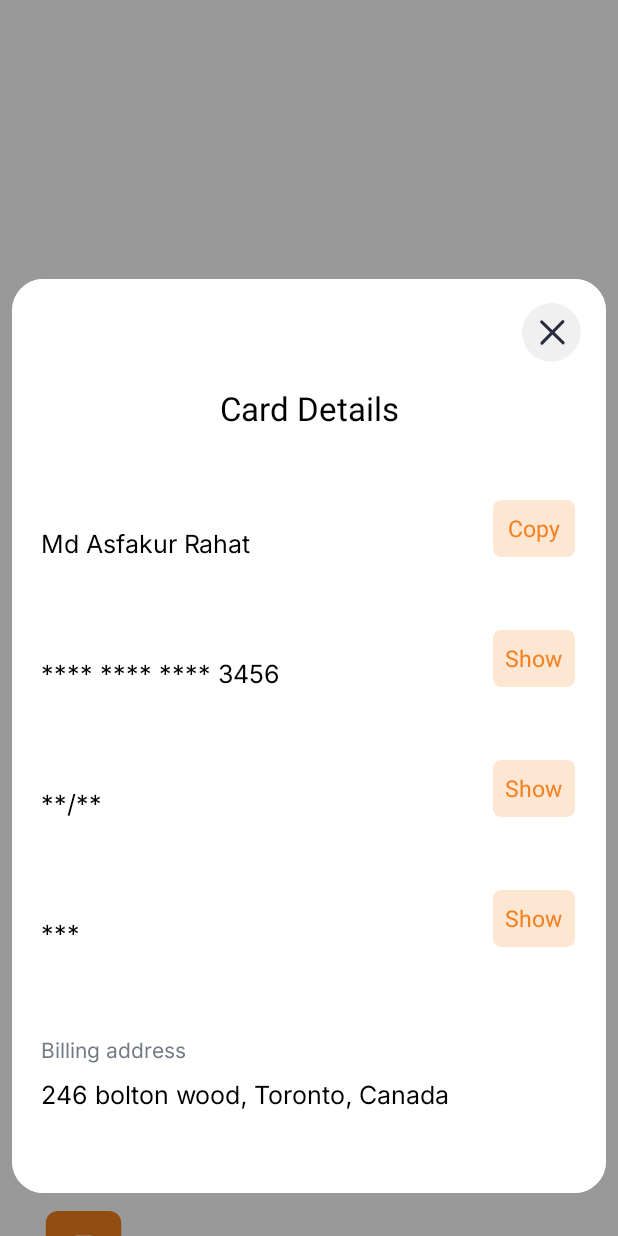
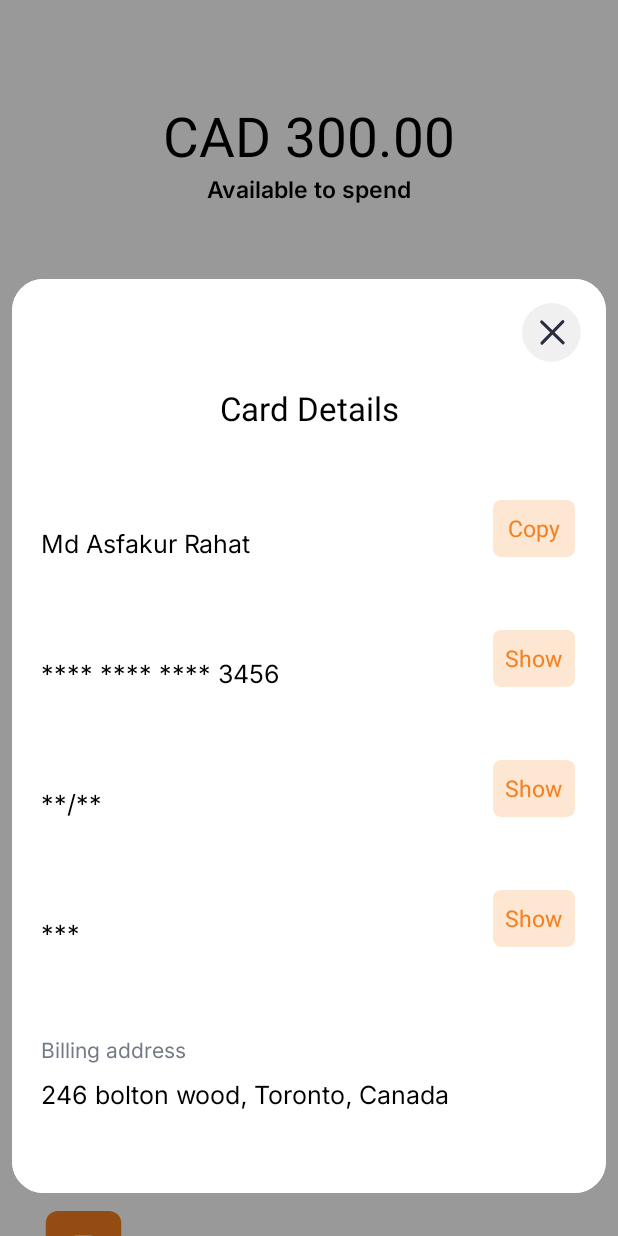
Before and after one commit to asfakur-rahat/Practice, an Android app: the CardsFragment screen opened through its navigation route, after a tap on an icon or button, on a phone screen of 412 x 824 dp. Run offline under Robolectric (Android 15) with nearby library versions, the phone set to English and light mode, and no system bars; our stand-ins replace sdp/ssp sizes; libraries missing offline, so code that uses them is left out: org.imaginativeworld.whynotimagecarousel; plain views replace ImageCarousel; Roboto replaces fonts that are not available here; 6 statements that could not run were skipped.

Commit message:
Add Card Page with carousel + popUpView

```diff
--- a/app/src/main/res/layout/fragment_cards.xml
+++ b/app/src/main/res/layout/fragment_cards.xml
@@ -15,6 +15,24 @@
         <androidx.constraintlayout.widget.ConstraintLayout
             android:layout_width="match_parent"
             android:layout_height="match_parent">
+            <com.google.android.material.textview.MaterialTextView
+                android:id="@+id/tv_balance"
+                android:layout_width="wrap_content"
+                android:layout_height="wrap_content"
+                style="@style/ubuntu_bold_36"
+                android:layout_marginTop="@dimen/_50sdp"
+                app:layout_constraintTop_toTopOf="parent"
+                app:layout_constraintStart_toStartOf="parent"
+                app:layout_constraintEnd_toEndOf="parent"
+                android:text="CAD 300.00"/>
+            <com.google.android.material.textview.MaterialTextView
+                android:layout_width="wrap_content"
+                android:layout_height="wrap_content"
+                android:text="Available to spend"
+                style="@style/inter_semi_16"
+                app:layout_constraintTop_toBottomOf="@id/tv_balance"
+                app:layout_constraintStart_toStartOf="@id/tv_balance"
+                app:layout_constraintEnd_toEndOf="@id/tv_balance"/>
             <org.imaginativeworld.whynotimagecarousel.ImageCarousel
                 android:id="@+id/carousel"
                 android:layout_width="match_parent"
```
